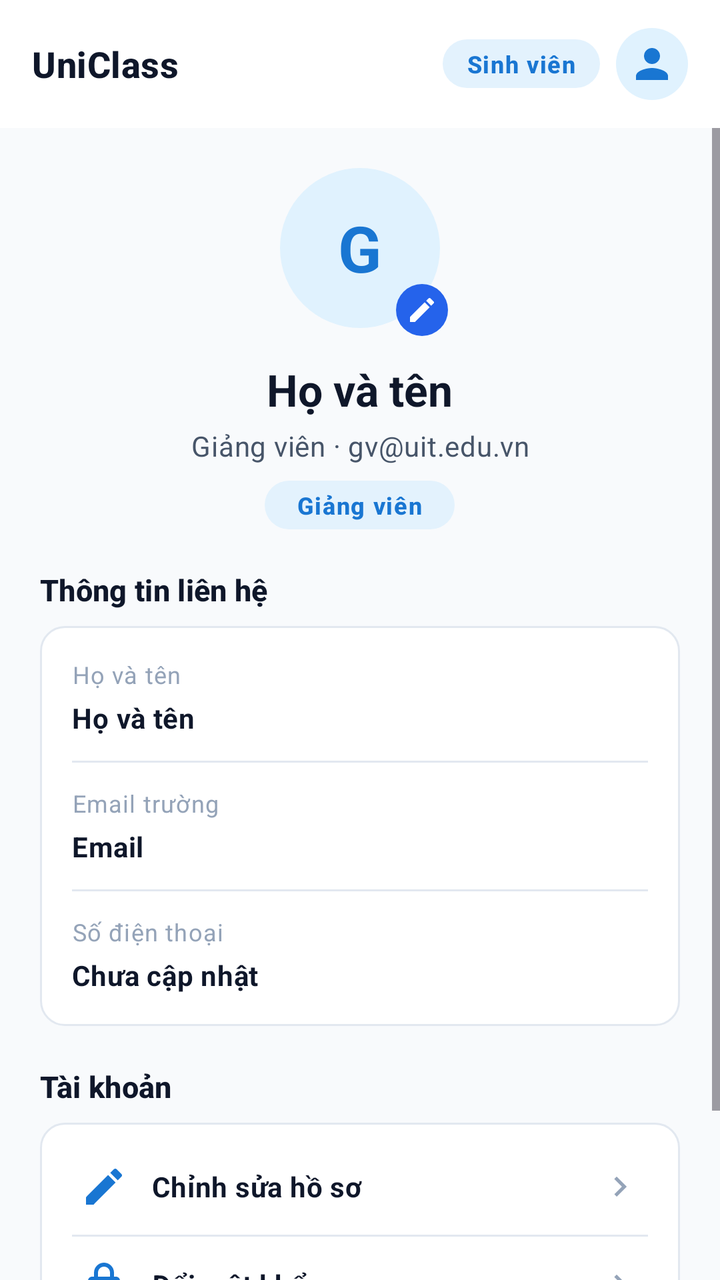
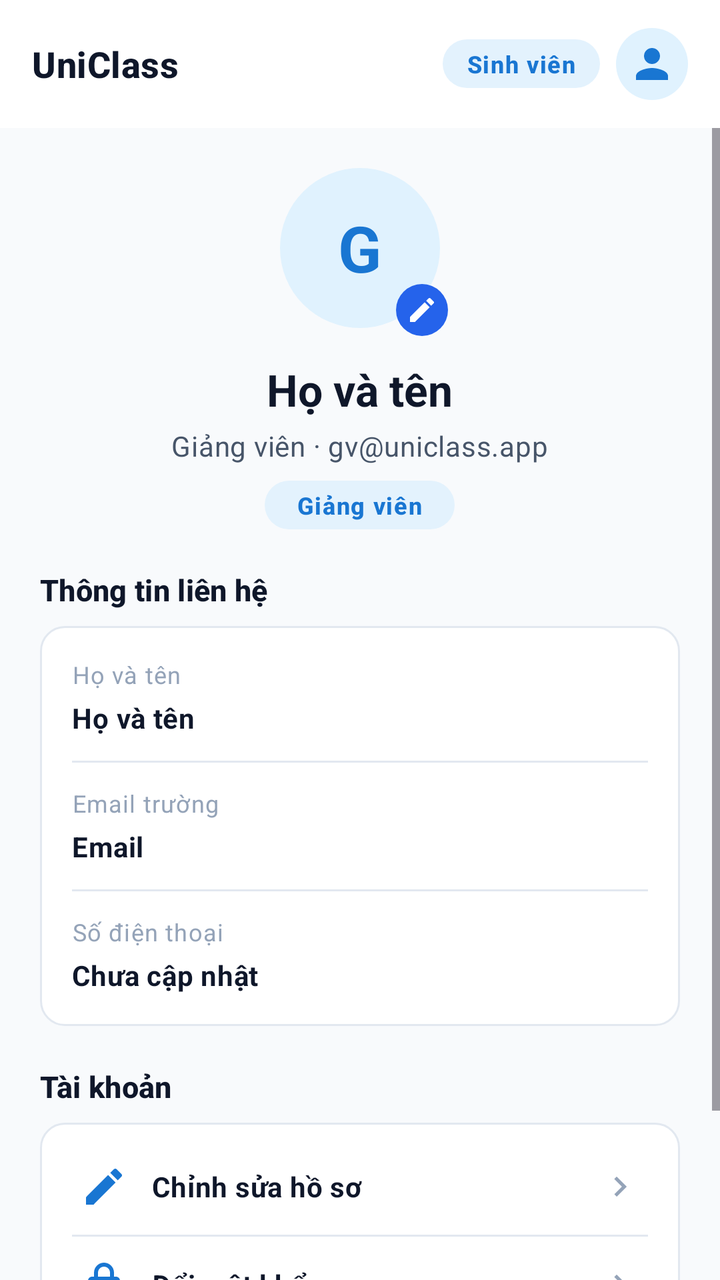

Before-and-after screenshots of an Android layout around one commit, followed by the original layout XML and the change that was made.
<!-- AndroidManifest.xml: application theme Theme.UniClassApp -->
<!-- res/layout/fragment_lecturer_profile.xml -->
<?xml version="1.0" encoding="utf-8"?>
<LinearLayout xmlns:android="http://schemas.android.com/apk/res/android"
    xmlns:app="http://schemas.android.com/apk/res-auto"
    android:layout_width="match_parent"
    android:layout_height="match_parent"
    android:background="@color/color_background"
    android:orientation="vertical">

    <include
        android:id="@+id/topAppBar"
        layout="@layout/view_top_app_bar" />

    <ScrollView
        android:layout_width="match_parent"
        android:layout_height="0dp"
        android:layout_weight="1"
        android:clipToPadding="false"
        android:fillViewport="true">

        <LinearLayout
            android:layout_width="match_parent"
            android:layout_height="wrap_content"
            android:orientation="vertical"
            android:paddingHorizontal="@dimen/space_20"
            android:paddingVertical="@dimen/space_16">

            
            <LinearLayout
                android:layout_width="match_parent"
                android:layout_height="wrap_content"
                android:gravity="center_horizontal"
                android:orientation="vertical">

                <FrameLayout
                    android:id="@+id/layoutAvatarContainer"
                    android:layout_width="88dp"
                    android:layout_height="88dp"
                    android:clickable="true"
                    android:focusable="true"
                    android:foreground="?attr/selectableItemBackgroundBorderless">

                    <FrameLayout
                        android:layout_width="80dp"
                        android:layout_height="80dp"
                        android:layout_gravity="center"
                        android:background="@drawable/bg_circle_aura">

                        <ImageView
                            android:id="@+id/ivAvatarProfile"
                            android:layout_width="match_parent"
                            android:layout_height="match_parent"
                            android:contentDescription="@string/desc_avatar"
                            android:scaleType="centerCrop"
                            android:visibility="gone" />

                        <TextView
                            android:id="@+id/tvAvatarInitial"
                            android:layout_width="wrap_content"
                            android:layout_height="wrap_content"
                            android:layout_gravity="center"
                            android:text="G"
                            android:textColor="@color/color_primary"
                            android:textSize="32sp"
                            android:textStyle="bold" />
                    </FrameLayout>

                    <ImageView
                        android:layout_width="26dp"
                        android:layout_height="26dp"
                        android:layout_gravity="bottom|end"
                        android:background="@drawable/bg_circle_blue"
                        android:contentDescription="Thay đổi ảnh đại diện"
                        android:padding="5dp"
                        android:src="@drawable/ic_edit"
                        app:tint="@color/white" />

                    <ProgressBar
                        android:id="@+id/pbAvatarLoading"
                        android:layout_width="32dp"
                        android:layout_height="32dp"
                        android:layout_gravity="center"
                        android:indeterminateTint="@color/color_primary"
                        android:visibility="gone" />
                </FrameLayout>

                <TextView
                    android:id="@+id/tvFullName"
                    style="@style/TextAppearance.EduLens.Headline"
                    android:layout_width="wrap_content"
                    android:layout_height="wrap_content"
                    android:layout_marginTop="@dimen/space_12"
                    android:gravity="center"
                    android:text="@string/fullname_label" />

                <TextView
                    android:id="@+id/tvUserSubtitle"
                    style="@style/TextAppearance.EduLens.Body"
                    android:layout_width="wrap_content"
                    android:layout_height="wrap_content"
                    android:layout_marginTop="@dimen/space_4"
                    android:gravity="center"
                    android:text="Giảng viên · gv@uit.edu.vn"
                    android:textColor="@color/text_secondary" />

                <TextView
                    android:id="@+id/tvRoleBadge"
                    style="@style/TextAppearance.EduLens.Badge"
                    android:layout_width="wrap_content"
                    android:layout_height="wrap_content"
                    android:layout_marginTop="@dimen/space_8"
                    android:background="@drawable/bg_badge_pill"
                    android:paddingHorizontal="@dimen/space_16"
                    android:paddingVertical="@dimen/space_4"
                    android:text="@string/role_badge_lecturer"
                    android:textColor="@color/color_primary" />
            </LinearLayout>

            
            <TextView
                style="@style/TextAppearance.EduLens.Subtitle"
                android:layout_width="match_parent"
                android:layout_height="wrap_content"
                android:layout_marginTop="@dimen/space_20"
                android:text="@string/profile_contact_info"
                android:textColor="@color/text_primary" />

            <LinearLayout
                android:layout_width="match_parent"
                android:layout_height="wrap_content"
                android:layout_marginTop="@dimen/space_8"
                android:background="@drawable/bg_surface_card"
                android:orientation="vertical"
                android:padding="@dimen/space_16">

                
                <TextView
                    style="@style/TextAppearance.EduLens.Caption"
                    android:layout_width="match_parent"
                    android:layout_height="wrap_content"
                    android:text="@string/profile_fullname_caption"
                    android:textColor="@color/text_muted" />

                <TextView
                    android:id="@+id/tvContactFullName"
                    style="@style/TextAppearance.EduLens.Body"
                    android:layout_width="match_parent"
                    android:layout_height="wrap_content"
                    android:layout_marginTop="@dimen/space_4"
                    android:text="@string/fullname_label"
                    android:textColor="@color/text_primary"
                    android:textStyle="bold" />

                <View
                    android:layout_width="match_parent"
                    android:layout_height="1dp"
                    android:layout_marginVertical="@dimen/space_12"
                    android:background="@color/outline_border" />

                
                <TextView
                    style="@style/TextAppearance.EduLens.Caption"
                    android:layout_width="match_parent"
                    android:layout_height="wrap_content"
                    android:text="@string/profile_email_caption"
                    android:textColor="@color/text_muted" />

                <TextView
                    android:id="@+id/tvContactEmail"
                    style="@style/TextAppearance.EduLens.Body"
                    android:layout_width="match_parent"
                    android:layout_height="wrap_content"
                    android:layout_marginTop="@dimen/space_4"
                    android:text="@string/email_label"
                    android:textColor="@color/text_primary"
                    android:textStyle="bold" />

                <View
                    android:layout_width="match_parent"
                    android:layout_height="1dp"
                    android:layout_marginVertical="@dimen/space_12"
                    android:background="@color/outline_border" />

                
                <TextView
                    style="@style/TextAppearance.EduLens.Caption"
                    android:layout_width="match_parent"
                    android:layout_height="wrap_content"
                    android:text="@string/profile_phone_caption"
                    android:textColor="@color/text_muted" />

                <TextView
                    android:id="@+id/tvContactPhone"
                    style="@style/TextAppearance.EduLens.Body"
                    android:layout_width="match_parent"
                    android:layout_height="wrap_content"
                    android:layout_marginTop="@dimen/space_4"
                    android:text="@string/profile_not_set"
                    android:textColor="@color/text_primary"
                    android:textStyle="bold" />
            </LinearLayout>

            
            <TextView
                style="@style/TextAppearance.EduLens.Subtitle"
                android:layout_width="match_parent"
                android:layout_height="wrap_content"
                android:layout_marginTop="@dimen/space_20"
                android:text="@string/profile_account_actions"
                android:textColor="@color/text_primary" />

            <LinearLayout
                android:layout_width="match_parent"
                android:layout_height="wrap_content"
                android:layout_marginTop="@dimen/space_8"
                android:background="@drawable/bg_surface_card"
                android:orientation="vertical"
                android:padding="@dimen/space_8">

                
                <LinearLayout
                    android:id="@+id/rowEditProfile"
                    android:layout_width="match_parent"
                    android:layout_height="wrap_content"
                    android:background="?attr/selectableItemBackground"
                    android:clickable="true"
                    android:focusable="true"
                    android:gravity="center_vertical"
                    android:orientation="horizontal"
                    android:padding="@dimen/space_12">

                    <ImageView
                        android:layout_width="24dp"
                        android:layout_height="24dp"
                        android:contentDescription="@null"
                        android:src="@drawable/ic_edit"
                        app:tint="@color/color_primary" />

                    <TextView
                        style="@style/TextAppearance.EduLens.Body"
                        android:layout_width="0dp"
                        android:layout_height="wrap_content"
                        android:layout_marginStart="@dimen/space_12"
                        android:layout_weight="1"
                        android:text="@string/action_edit_profile"
                        android:textColor="@color/text_primary"
                        android:textStyle="bold" />

                    <ImageView
                        android:layout_width="20dp"
                        android:layout_height="20dp"
                        android:contentDescription="@null"
                        android:src="@drawable/ic_chevron_right"
                        app:tint="@color/text_muted" />
                </LinearLayout>

                <View
                    android:layout_width="match_parent"
                    android:layout_height="1dp"
                    android:layout_marginHorizontal="@dimen/space_8"
                    android:background="@color/outline_border" />

                
                <LinearLayout
                    android:id="@+id/rowChangePassword"
                    android:layout_width="match_parent"
                    android:layout_height="wrap_content"
                    android:background="?attr/selectableItemBackground"
                    android:clickable="true"
                    android:focusable="true"
                    android:gravity="center_vertical"
                    android:orientation="horizontal"
                    android:padding="@dimen/space_12">

                    <ImageView
                        android:layout_width="24dp"
                        android:layout_height="24dp"
                        android:contentDescription="@null"
                        android:src="@drawable/ic_lock"
                        app:tint="@color/color_primary" />

                    <TextView
                        style="@style/TextAppearance.EduLens.Body"
                        android:layout_width="0dp"
                        android:layout_height="wrap_content"
                        android:layout_marginStart="@dimen/space_12"
                        android:layout_weight="1"
                        android:text="@string/action_change_password"
                        android:textColor="@color/text_primary"
                        android:textStyle="bold" />

                    <ImageView
                        android:layout_width="20dp"
                        android:layout_height="20dp"
                        android:contentDescription="@null"
                        android:src="@drawable/ic_chevron_right"
                        app:tint="@color/text_muted" />
                </LinearLayout>

                <View
                    android:layout_width="match_parent"
                    android:layout_height="1dp"
                    android:layout_marginHorizontal="@dimen/space_8"
                    android:background="@color/outline_border" />

                
                <LinearLayout
                    android:id="@+id/rowLogout"
                    android:layout_width="match_parent"
                    android:layout_height="wrap_content"
                    android:background="?attr/selectableItemBackground"
                    android:clickable="true"
                    android:focusable="true"
                    android:gravity="center_vertical"
                    android:orientation="horizontal"
                    android:padding="@dimen/space_12">

                    <ImageView
                        android:layout_width="24dp"
                        android:layout_height="24dp"
                        android:contentDescription="@null"
                        android:src="@drawable/ic_logout"
                        app:tint="@color/color_error" />

                    <TextView
                        style="@style/TextAppearance.EduLens.Body"
                        android:layout_width="0dp"
                        android:layout_height="wrap_content"
                        android:layout_marginStart="@dimen/space_12"
                        android:layout_weight="1"
                        android:text="@string/action_logout"
                        android:textColor="@color/color_error"
                        android:textStyle="bold" />
                </LinearLayout>
            </LinearLayout>

        </LinearLayout>
    </ScrollView>
</LinearLayout>
<!-- res/layout/view_top_app_bar.xml (included above) -->
<?xml version="1.0" encoding="utf-8"?>
<LinearLayout xmlns:android="http://schemas.android.com/apk/res/android"
    xmlns:app="http://schemas.android.com/apk/res-auto"
    android:id="@+id/topAppBarRoot"
    android:layout_width="match_parent"
    android:layout_height="@dimen/top_app_bar_height"
    android:background="@color/color_surface"
    android:gravity="center_vertical"
    android:orientation="horizontal"
    android:paddingHorizontal="@dimen/space_16">

    <ImageButton
        android:id="@+id/ivBack"
        android:layout_width="36dp"
        android:layout_height="36dp"
        android:layout_marginEnd="@dimen/space_8"
        android:background="?attr/selectableItemBackgroundBorderless"
        android:contentDescription="@string/desc_back_button"
        android:src="@drawable/ic_arrow_back"
        android:visibility="gone" />

    <TextView
        android:id="@+id/tvTitle"
        style="@style/TextAppearance.EduLens.Title"
        android:layout_width="0dp"
        android:layout_height="wrap_content"
        android:layout_weight="1"
        android:ellipsize="end"
        android:maxLines="1"
        android:text="@string/edu_lens_title" />

    <TextView
        android:id="@+id/tvRoleBadge"
        style="@style/TextAppearance.EduLens.Badge"
        android:layout_width="wrap_content"
        android:layout_height="wrap_content"
        android:layout_marginEnd="@dimen/space_8"
        android:background="@drawable/bg_badge_pill"
        android:paddingHorizontal="@dimen/space_12"
        android:paddingVertical="@dimen/space_4"
        android:text="@string/role_badge_student"
        android:textColor="@color/color_primary" />

    <ImageView
        android:id="@+id/ivAvatar"
        android:layout_width="36dp"
        android:layout_height="36dp"
        android:background="@drawable/bg_circle_aura"
        android:contentDescription="@string/desc_avatar"
        android:padding="6dp"
        android:src="@drawable/ic_person_outline"
        app:tint="@color/color_primary" />
</LinearLayout>
<!-- resources referenced by this layout -->
<resources>
  <color name="color_background">#F8FAFC</color>
  <color name="color_error">#DC2626</color>
  <color name="color_primary">#1976D2</color>
  <color name="color_surface">#FFFFFF</color>
  <color name="outline_border">#E2E8F0</color>
  <color name="text_muted">#94A3B8</color>
  <color name="text_primary">#0F172A</color>
  <color name="text_secondary">#475569</color>
  <color name="white">#FFFFFFFF</color>
  <dimen name="space_12">12dp</dimen>
  <dimen name="space_16">16dp</dimen>
  <dimen name="space_20">20dp</dimen>
  <dimen name="space_4">4dp</dimen>
  <dimen name="space_8">8dp</dimen>
  <dimen name="top_app_bar_height">64dp</dimen>
  <!-- drawable bg_circle_aura (drawable) -->
  <?xml version="1.0" encoding="utf-8"?>
  <shape xmlns:android="http://schemas.android.com/apk/res/android"
      android:shape="oval">
      <solid android:color="#E0F2FE"/>
  </shape>
  <!-- drawable bg_circle_blue (drawable) -->
  <?xml version="1.0" encoding="utf-8"?>
  <shape xmlns:android="http://schemas.android.com/apk/res/android"
      android:shape="oval">
      <solid android:color="#2563EB"/>
  </shape>
  <string name="action_change_password">Đổi mật khẩu</string>
  <string name="action_edit_profile">Chỉnh sửa hồ sơ</string>
  <string name="action_logout">Đăng xuất</string>
  <string name="desc_avatar">Ảnh đại diện</string>
  <string name="desc_back_button">Nút quay lại</string>
  <string name="edu_lens_title">UniClass</string>
  <string name="email_label">Email</string>
  <string name="fullname_label">Họ và tên</string>
  <string name="profile_account_actions">Tài khoản</string>
  <string name="profile_contact_info">Thông tin liên hệ</string>
  <string name="profile_email_caption">Email trường</string>
  <string name="profile_fullname_caption">Họ và tên</string>
  <string name="profile_not_set">Chưa cập nhật</string>
  <string name="profile_phone_caption">Số điện thoại</string>
  <string name="role_badge_lecturer">Giảng viên</string>
  <string name="role_badge_student">Sinh viên</string>
  <style name="TextAppearance.EduLens.Badge" parent="TextAppearance.Material3.LabelSmall">
          <item name="android:textSize">12sp</item>
          <item name="android:textStyle">bold</item>
      </style>
  <style name="TextAppearance.EduLens.Body" parent="TextAppearance.Material3.BodyMedium">
          <item name="android:textSize">14sp</item>
          <item name="android:textStyle">normal</item>
          <item name="android:textColor">@color/text_secondary</item>
      </style>
  <style name="TextAppearance.EduLens.Caption" parent="TextAppearance.Material3.BodySmall">
          <item name="android:textSize">12sp</item>
          <item name="android:textStyle">normal</item>
          <item name="android:textColor">@color/text_secondary</item>
      </style>
  <style name="TextAppearance.EduLens.Headline" parent="TextAppearance.Material3.HeadlineSmall">
          <item name="android:textSize">22sp</item>
          <item name="android:textStyle">bold</item>
          <item name="android:textColor">@color/text_primary</item>
      </style>
  <style name="TextAppearance.EduLens.Subtitle" parent="TextAppearance.Material3.TitleSmall">
          <item name="android:textSize">15sp</item>
          <item name="android:textStyle">bold</item>
          <item name="android:textColor">@color/text_primary</item>
      </style>
  <style name="TextAppearance.EduLens.Title" parent="TextAppearance.Material3.TitleMedium">
          <item name="android:textSize">18sp</item>
          <item name="android:textStyle">bold</item>
          <item name="android:textColor">@color/text_primary</item>
      </style>
  <style name="Theme.UniClassApp" parent="Base.Theme.UniClassApp" />
  <color name="color_primary_container">#E3F2FD</color>
  <dimen name="radius_pill">999dp</dimen>
  <dimen name="radius_md">12dp</dimen>
  <color name="color_secondary">#0288D1</color>
  <color name="color_secondary_container">#E0F2FE</color>
  <!-- unchanged entries left out for length: 9 -->
</resources>

<!-- the commit's change to res/layout/fragment_lecturer_profile.xml (unified diff, before → after) -->
@@ -99,7 +99,7 @@
                     android:layout_height="wrap_content"
                     android:layout_marginTop="@dimen/space_4"
                     android:gravity="center"
-                    android:text="Giảng viên · gv@uit.edu.vn"
+                    android:text="Giảng viên · gv@uniclass.app"
                     android:textColor="@color/text_secondary" />
 
                 <TextView
